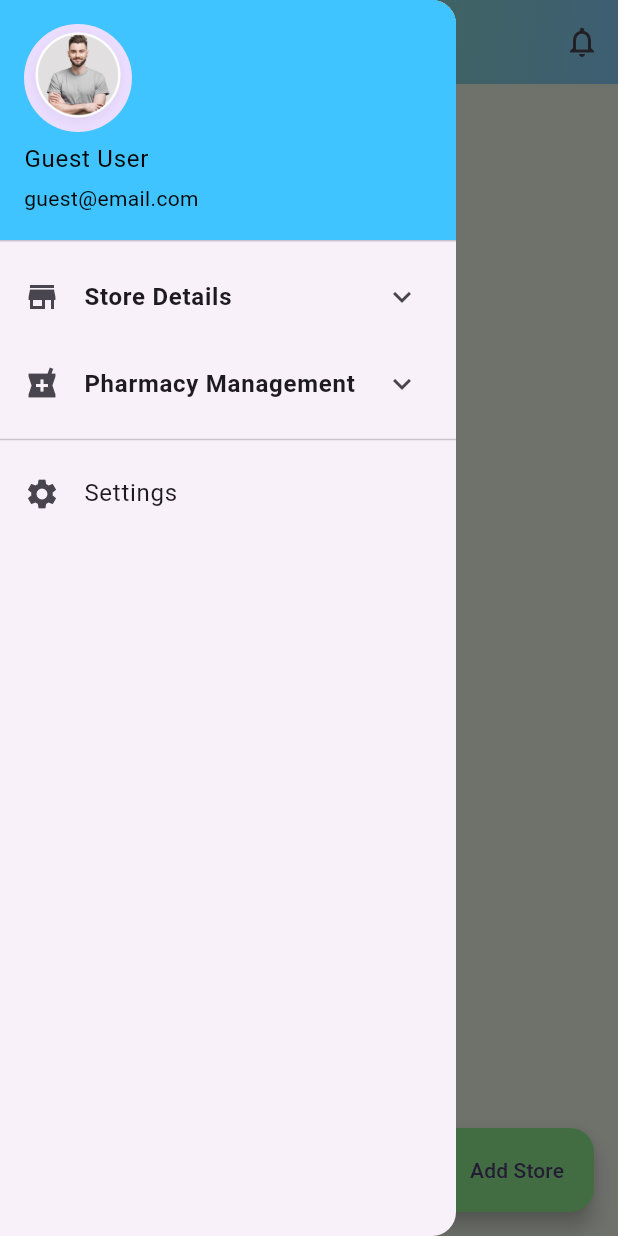
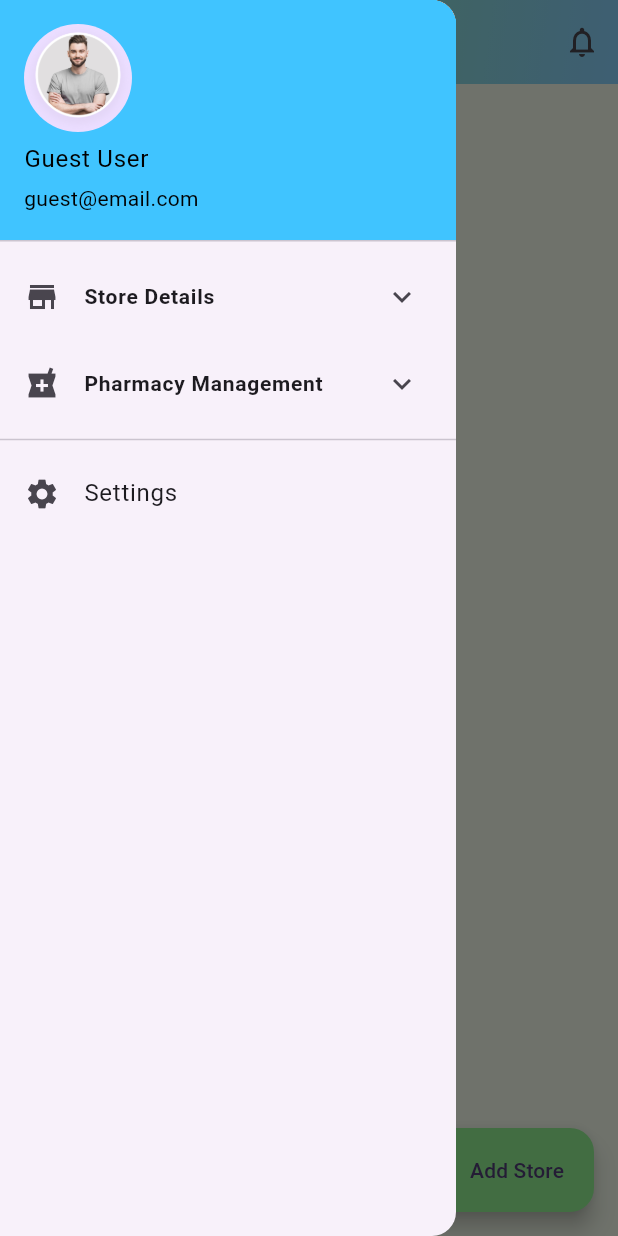
Before and after one commit to AnandBabu-123/storemanager, a Flutter app: the DashboardView screen opened by its route, with the side drawer open, on a phone screen of 412 x 824 dp. Run offline on Flutter 3.47's test engine with Material 3 defaults, Android fonts, the light colour scheme and no system bars; our stand-ins replace connectivity_plus, dio, file_picker, flutter_svg, get, image_picker and 1 more; accounts and stored records are empty.

Commit message:
slaes_report

```diff
--- a/lib/screens/bottom_navigation_screens/app_drawer.dart
+++ b/lib/screens/bottom_navigation_screens/app_drawer.dart
@@ -40,56 +40,56 @@ class AppDrawer extends StatelessWidget {
             title: const Text(
               "Store Details",
               style: TextStyle(
-                fontSize: 16,          // ⬇ reduced from 18
+                fontSize: 14,          // ⬇ reduced from 18
                 fontWeight: FontWeight.w600,
               ),
             ),
             children: [
               ListTile(
-                leading: const Icon(Icons.edit, size: 18), // ⬇ smaller icon
+                leading: const Icon(Icons.edit, size: 12), // ⬇ smaller icon
                 title: const Text(
                   "Update Store",
-                  style: TextStyle(fontSize: 14),          // ⬇ reduced
+                  style: TextStyle(fontSize: 12),          // ⬇ reduced
                 ),
                 onTap: () {
                   Get.toNamed(AppRoutes.updateStoreDetails);
                 },
               ),
               ListTile(
-                leading: const Icon(Icons.edit, size: 18),
+                leading: const Icon(Icons.edit, size: 12),
                 title: const Text(
                   "Update Store Documents",
-                  style: TextStyle(fontSize: 14),
+                  style: TextStyle(fontSize: 12),
                 ),
                 onTap: () {
                   Get.toNamed(AppRoutes.updateStoreDocuments);
                 },
               ),
               ListTile(
-                leading: const Icon(Icons.person, size: 18),
+                leading: const Icon(Icons.person, size: 12),
                 title: const Text(
                   "Add Store User",
-                  style: TextStyle(fontSize: 14),
+                  style: TextStyle(fontSize: 12),
                 ),
                 onTap: () {
                   Get.toNamed(AppRoutes.userStoreDetails);
                 },
               ),
               ListTile(
-                leading: const Icon(Icons.person, size: 18),
+                leading: const Icon(Icons.person, size: 12),
                 title: const Text(
                   "Get User Store",
-                  style: TextStyle(fontSize: 14),
+                  style: TextStyle(fontSize: 12),
                 ),
                 onTap: () {
                   Get.toNamed(AppRoutes.getStoreUser);
                 },
               ),
               ListTile(
-                leading: const Icon(Icons.list, size: 18),
+                leading: const Icon(Icons.list, size: 12),
                 title: const Text(
                   "Store List",
-                  style: TextStyle(fontSize: 14),
+                  style: TextStyle(fontSize: 12),
                 ),
                 onTap: () {
                   Get.toNamed(AppRoutes.storeList);
@@ -105,7 +105,7 @@ class AppDrawer extends StatelessWidget {
             title: const Text(
               "Pharmacy Management",
                 style: TextStyle(
-                  fontSize: 16,          // ⬇ reduced from 18
+                  fontSize: 14,          // ⬇ reduced from 18
                   fontWeight: FontWeight.w600,
                 ),
             ),
@@ -122,7 +122,7 @@ class AppDrawer extends StatelessWidget {
                   ListTile(
                     leading: const Icon(Icons.add_box),
                     title: const Text("Add Item",style: TextStyle(
-                      fontSize: 14,          // ⬇ reduced from 18
+                      fontSize: 12,          // ⬇ reduced from 18
 
                     ),),
                     onTap: () {
@@ -132,7 +132,7 @@ class AppDrawer extends StatelessWidget {
                   ListTile(
                     leading: const Icon(Icons.search),
                     title: const Text("Get Item",style: TextStyle(
-                      fontSize: 14,          // ⬇ reduced from 18
+                      fontSize: 12,          // ⬇ reduced from 18
 
                     ),),
                     onTap: () {
@@ -146,14 +146,14 @@ class AppDrawer extends StatelessWidget {
               ExpansionTile(
                 leading: const Icon(Icons.view_in_ar),
                 title: const Text("Rack Management",style: TextStyle(
-                  fontSize: 16,          // ⬇ reduced from 18
+                  fontSize: 14,          // ⬇ reduced from 18
                   fontWeight: FontWeight.w600,
                 ),),
                 children: [
                   ListTile(
                     leading: const Icon(Icons.add_circle_outline),
                     title: const Text("Add Rack",style: TextStyle(
-                      fontSize: 14,          // ⬇ reduced from 18
+                      fontSize: 12,          // ⬇ reduced from 18
 
                     ),),
                     onTap: () {
@@ -163,7 +163,7 @@ class AppDrawer extends StatelessWidget {
                   ListTile(
                     leading: const Icon(Icons.list_alt),
                     title: const Text("View Racks",style: TextStyle(
-                      fontSize: 14,          // ⬇ reduced from 18
+                      fontSize: 12,          // ⬇ reduced from 18
                     ),),
                     onTap: () {
                       Get.toNamed(AppRoutes.getRackManagement);
@@ -176,14 +176,14 @@ class AppDrawer extends StatelessWidget {
               ExpansionTile(
                 leading: const Icon(Icons.receipt_long),
                 title: const Text("Purchase Invoice",style: TextStyle(
-                  fontSize: 16,          // ⬇ reduced from 18
+                  fontSize: 14,          // ⬇ reduced from 18
                   fontWeight: FontWeight.w600,
                 ),),
                 children: [
                   ListTile(
                     leading: const Icon(Icons.receipt),
                     title: const Text("Purchase Invoice",style: TextStyle(
-                      fontSize: 14,          // ⬇ reduced from 18
+                      fontSize: 12,          // ⬇ reduced from 18
 
                     ),),
                     onTap: () {
@@ -193,7 +193,7 @@ class AppDrawer extends StatelessWidget {
                   ListTile(
                     leading: const Icon(Icons.analytics),
                     title: const Text("Purchase Report",style: TextStyle(
-                      fontSize: 14,          // ⬇ reduced from 18
+                      fontSize: 12,          // ⬇ reduced from 18
                     ),),
                     onTap: () {
                       Get.toNamed(AppRoutes.getPurchaseReport);
@@ -206,14 +206,14 @@ class AppDrawer extends StatelessWidget {
               ExpansionTile(
                 leading: const Icon(Icons.point_of_sale),
                 title: const Text("Sales Invoice",style: TextStyle(
-                  fontSize: 16,          // ⬇ reduced from 18
+                  fontSize: 14,          // ⬇ reduced from 18
                   fontWeight: FontWeight.w600,
                 ),),
                 children: [
                   ListTile(
                     leading: const Icon(Icons.request_quote),
                     title: const Text("Sales Invoice",style: TextStyle(
-                      fontSize: 14,          // ⬇ reduced from 18
+                      fontSize: 12,          // ⬇ reduced from 18
 
                     ),),
                     onTap: () {
@@ -223,7 +223,7 @@ class AppDrawer extends StatelessWidget {
                   ListTile(
                     leading: const Icon(Icons.request_quote),
                     title: const Text("Sales Report",style: TextStyle(
-                      fontSize: 14,          // ⬇ reduced from 18
+                      fontSize: 12,          // ⬇ reduced from 18
 
                     ),),
                     onTap: () {
@@ -237,14 +237,14 @@ class AppDrawer extends StatelessWidget {
               ExpansionTile(
                 leading: const Icon(Icons.price_change),
                 title: const Text("Price Management",style: TextStyle(
-                  fontSize: 16,          // ⬇ reduced from 18
+                  fontSize: 14,          // ⬇ reduced from 18
                   fontWeight: FontWeight.w600,
                 ),),
                 children: [
                   ListTile(
                     leading: const Icon(Icons.tune),
                     title: const Text("Price Manage",style: TextStyle(
-                      fontSize: 14,          // ⬇ reduced from 18
+                      fontSize: 12,          // ⬇ reduced from 18
                     ),),
                     onTap: () {
                       Get.toNamed(AppRoutes.priceManage);
@@ -257,14 +257,14 @@ class AppDrawer extends StatelessWidget {
               ExpansionTile(
                 leading: const Icon(Icons.warehouse),
                 title: const Text("Stock Management",style: TextStyle(
-                  fontSize: 16,          // ⬇ reduced from 18
+                  fontSize: 14,          // ⬇ reduced from 18
                   fontWeight: FontWeight.w600,
                 ),),
                 children: [
                   ListTile(
                     leading: const Icon(Icons.assessment),
                     title: const Text("Stock Report",style: TextStyle(
-                      fontSize: 14,          // ⬇ reduced from 18
+                      fontSize: 12,          // ⬇ reduced from 18
 
                     ),),
                     onTap: () {
@@ -275,7 +275,7 @@ class AppDrawer extends StatelessWidget {
                     leading: const Icon(Icons.playlist_add_check),
                     title: const Text("Manual Stock",
                       style: TextStyle(
-                        fontSize: 14,          // ⬇ reduced from 18
+                        fontSize: 12,          // ⬇ reduced from 18
                       ),),
                     onTap: () {
                       Get.toNamed(AppRoutes.manualStock);
@@ -288,14 +288,14 @@ class AppDrawer extends StatelessWidget {
               ExpansionTile(
                 leading: const Icon(Icons.account_balance),
                 title: const Text("GST Report",style: TextStyle(
-                  fontSize: 16,          // ⬇ reduced from 18
+                  fontSize: 14,          // ⬇ reduced from 18
                   fontWeight: FontWeight.w600,
                 ),),
                 children: [
                   ListTile(
                     leading: const Icon(Icons.summarize),
                     title: const Text("GST Report",style: TextStyle(
-                      fontSize: 14,          // ⬇ reduced from 18
+                      fontSize: 12,          // ⬇ reduced from 18
                     ),),
                     onTap: () {
                       Get.toNamed(AppRoutes.gstReport);
@@ -307,14 +307,14 @@ class AppDrawer extends StatelessWidget {
               ExpansionTile(
                 leading: const Icon(Icons.people_alt),
                 title: const Text("Supplier Management",style: TextStyle(
-                  fontSize: 16,          // ⬇ reduced from 18
+                  fontSize: 14,          // ⬇ reduced from 18
                   fontWeight: FontWeight.w600,
                 ),),
                 children: [
                   ListTile(
                     leading: const Icon(Icons.manage_accounts),
                     title: const Text("Search Supplier",style: TextStyle(
-                      fontSize: 14,          // ⬇ reduced from 18
+                      fontSize: 12,          // ⬇ reduced from 18
 
                     ),),
                     onTap: () {
@@ -339,14 +339,14 @@ class AppDrawer extends StatelessWidget {
               ExpansionTile(
                 leading: const Icon(Icons.people_alt),
                 title: const Text("Customer Management",style: TextStyle(
-                  fontSize: 16,          // ⬇ reduced from 18
+                  fontSize: 14,          // ⬇ reduced from 18
                   fontWeight: FontWeight.w600,
                 ),),
                 children: [
                   ListTile(
                     leading: const Icon(Icons.manage_accounts),
                     title: const Text("Customer Management",style: TextStyle(
-                      fontSize: 14,          // ⬇ reduced from 18
+                      fontSize: 12,          // ⬇ reduced from 18
 
                     ),),
                     onTap: () {
@@ -357,7 +357,7 @@ class AppDrawer extends StatelessWidget {
                   ListTile(
                     leading: const Icon(Icons.manage_accounts),
                     title: const Text("Customer Order",style: TextStyle(
-                      fontSize: 14,          // ⬇ reduced from 18
+                      fontSize: 12,          // ⬇ reduced from 18
 
                     ),),
                     onTap: () {
@@ -368,7 +368,7 @@ class AppDrawer extends StatelessWidget {
                   ListTile(
                     leading: const Icon(Icons.manage_accounts),
                     title: const Text("Online Order",style: TextStyle(
-                      fontSize: 14,          // ⬇ reduced from 18
+                      fontSize: 12,          // ⬇ reduced from 18
 
                     ),),
                     onTap: () {
```
